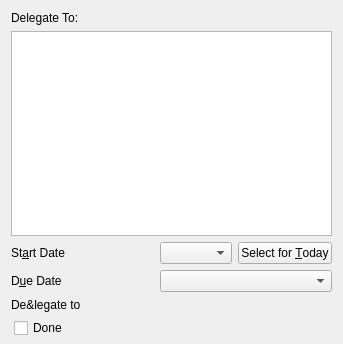
Before: the Qt Designer form src/widgets/editorview.ui in KDE/zanshin, drawn with Qt 5.
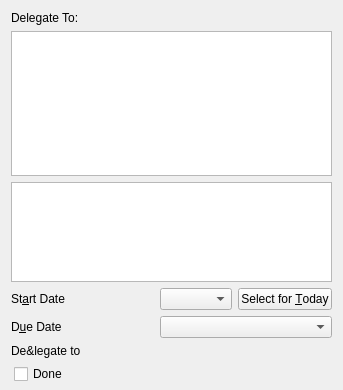
After: the same form once the commit is applied. Custom widgets are drawn as their Qt base class.

Commit message:
EditorView now displays attachments
Reviewers: dfaure, bensi, franckarrecot

Reviewed By: dfaure

```diff
--- a/src/widgets/editorview.ui
+++ b/src/widgets/editorview.ui
@@ -7,13 +7,13 @@
     <x>0</x>
     <y>0</y>
     <width>343</width>
-    <height>344</height>
+    <height>390</height>
    </rect>
   </property>
   <property name="windowTitle">
    <string>Editor</string>
   </property>
-  <layout class="QVBoxLayout" name="layout">
+  <layout class="QVBoxLayout" name="layout" stretch="0,1,0">
    <property name="bottomMargin">
     <number>6</number>
    </property>
@@ -42,7 +42,29 @@
       <property name="bottomMargin">
        <number>0</number>
       </property>
-      <item row="0" column="0">
+      <item row="0" column="0" colspan="2">
+       <widget class="QListView" name="attachmentList">
+        <property name="sizePolicy">
+         <sizepolicy hsizetype="Expanding" vsizetype="Fixed">
+          <horstretch>0</horstretch>
+          <verstretch>0</verstretch>
+         </sizepolicy>
+        </property>
+        <property name="maximumSize">
+         <size>
+          <width>16777215</width>
+          <height>100</height>
+         </size>
+        </property>
+        <property name="flow">
+         <enum>QListView::LeftToRight</enum>
+        </property>
+        <property name="isWrapping" stdset="0">
+         <bool>true</bool>
+        </property>
+       </widget>
+      </item>
+      <item row="1" column="0">
        <widget class="QLabel" name="startDateLabel">
         <property name="text">
          <string>St&amp;art Date</string>
@@ -55,7 +77,7 @@
         </property>
        </widget>
       </item>
-      <item row="0" column="1">
+      <item row="1" column="1">
        <layout class="QHBoxLayout" name="horizontalLayout">
         <item>
          <widget class="KPIM::KDateEdit" name="startDateEdit"/>
@@ -69,7 +91,7 @@
         </item>
        </layout>
       </item>
-      <item row="1" column="0">
+      <item row="2" column="0">
        <widget class="QLabel" name="dueDateLabel">
         <property name="text">
          <string>D&amp;ue Date </string>
@@ -82,10 +104,10 @@
         </property>
        </widget>
       </item>
-      <item row="1" column="1">
+      <item row="2" column="1">
        <widget class="KPIM::KDateEdit" name="dueDateEdit"/>
       </item>
-      <item row="2" column="0">
+      <item row="3" column="0">
        <widget class="QLabel" name="delegateToLabel">
         <property name="text">
          <string>De&amp;legate to</string>
@@ -95,7 +117,7 @@
         </property>
        </widget>
       </item>
-      <item row="2" column="1">
+      <item row="3" column="1">
        <widget class="QWidget" name="delegateEditPlaceHolder" native="true">
         <layout class="QHBoxLayout" name="horizontalLayout_2">
          <property name="leftMargin">
@@ -113,7 +135,7 @@
         </layout>
        </widget>
       </item>
-      <item row="3" column="0">
+      <item row="4" column="0">
        <layout class="QHBoxLayout" name="doneLayout">
         <property name="leftMargin">
          <number>3</number>
```
The commit also changes 2 other files.
